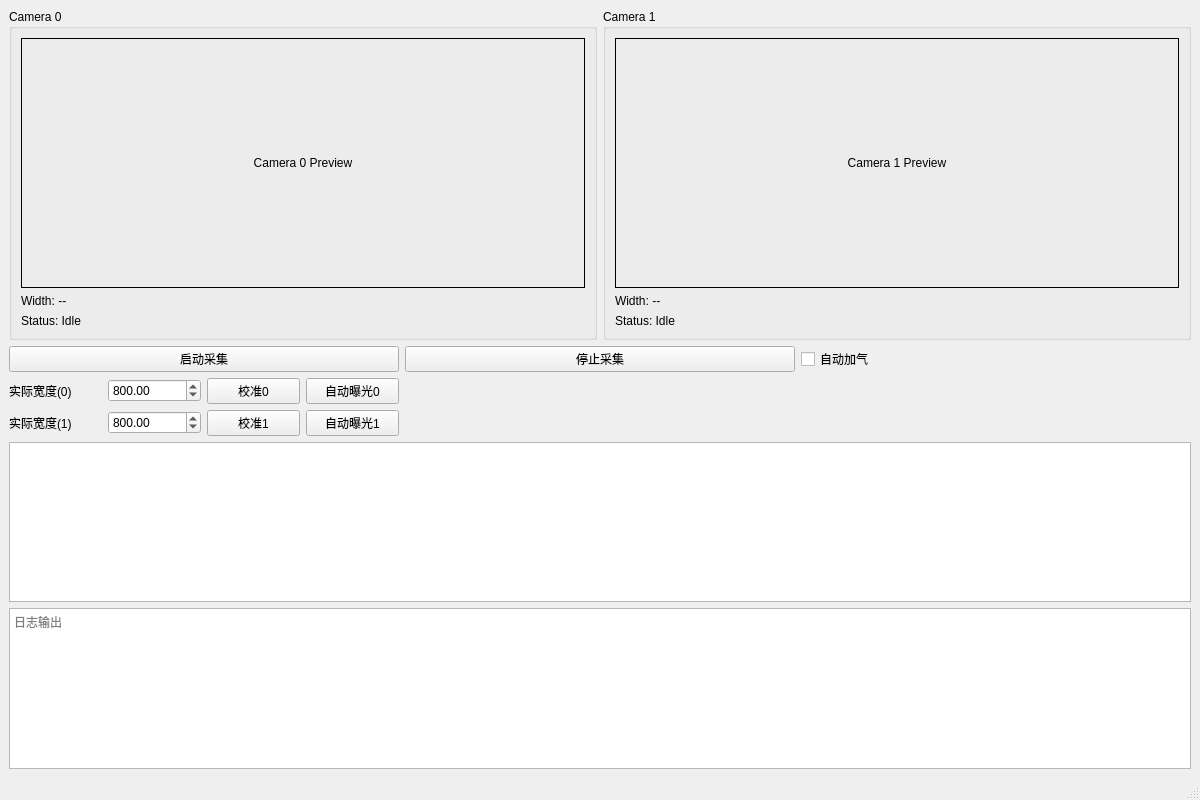
The window that xingaodaapp.ui (ba7lgj-dev/MyOpenCV) describes before a commit, drawn with Qt 5.
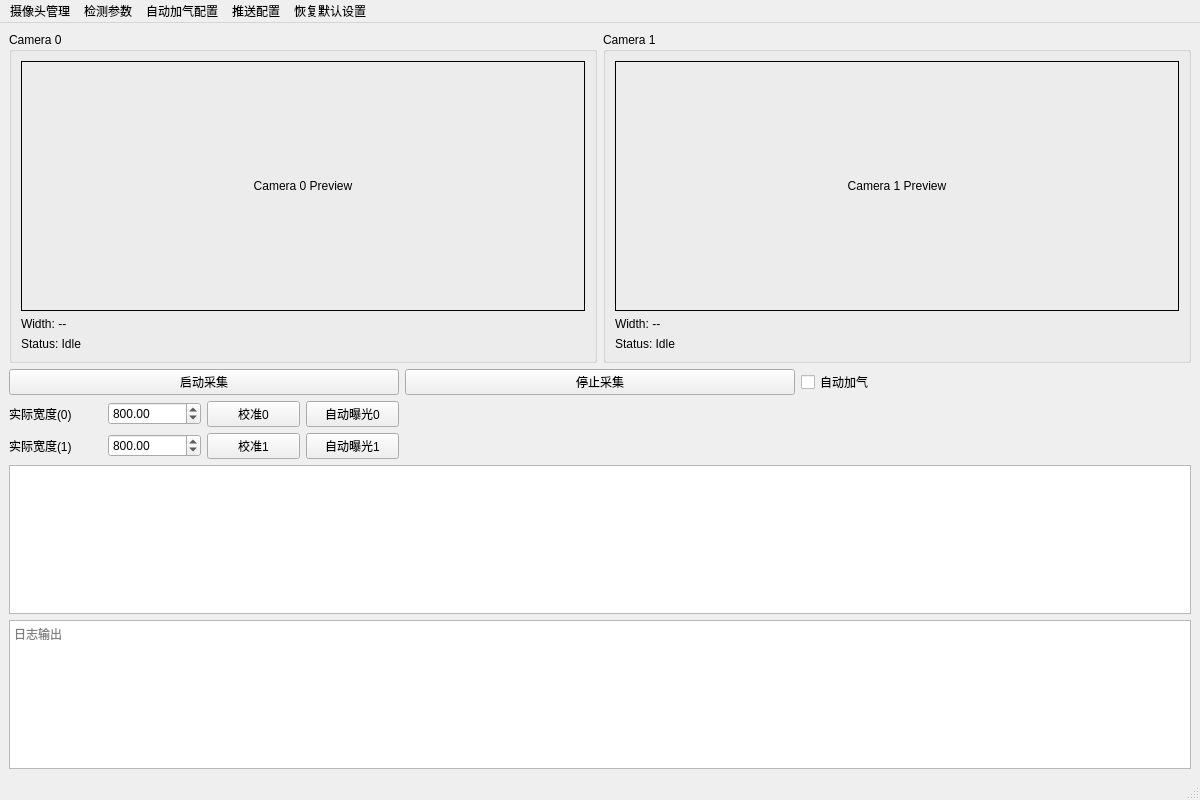
The same window after the commit. Custom widgets are drawn as their Qt base class.

Commit message: Add camera overlays and push notifications

Diff of the .ui file:
```diff
--- a/xingaodaapp.ui
+++ b/xingaodaapp.ui
@@ -210,7 +210,53 @@
     </item>
    </layout>
   </widget>
-  <widget class="QMenuBar" name="menubar"/>
+  <widget class="QMenuBar" name="menubar">
+   <property name="geometry">
+    <rect>
+     <x>0</x>
+     <y>0</y>
+     <width>1200</width>
+     <height>21</height>
+    </rect>
+   </property>
+   <widget class="QMenu" name="menuCamera">
+    <property name="title">
+     <string>摄像头管理</string>
+    </property>
+    <addaction name="actionRestore"/>
+   </widget>
+   <widget class="QMenu" name="menuDetect">
+    <property name="title">
+     <string>检测参数</string>
+    </property>
+   </widget>
+   <widget class="QMenu" name="menuPump">
+    <property name="title">
+     <string>自动加气配置</string>
+    </property>
+   </widget>
+   <widget class="QMenu" name="menuPush">
+    <property name="title">
+     <string>推送配置</string>
+    </property>
+   </widget>
+   <widget class="QMenu" name="menuDefaults">
+    <property name="title">
+     <string>恢复默认设置</string>
+    </property>
+    <addaction name="actionRestore"/>
+   </widget>
+   <addaction name="menuCamera"/>
+   <addaction name="menuDetect"/>
+   <addaction name="menuPump"/>
+   <addaction name="menuPush"/>
+   <addaction name="menuDefaults"/>
+  </widget>
+  <action name="actionRestore">
+   <property name="text">
+    <string>恢复出厂配置</string>
+   </property>
+  </action>
   <widget class="QStatusBar" name="statusbar"/>
  </widget>
  <customwidgets>
```
The commit also changes 9 other files.
